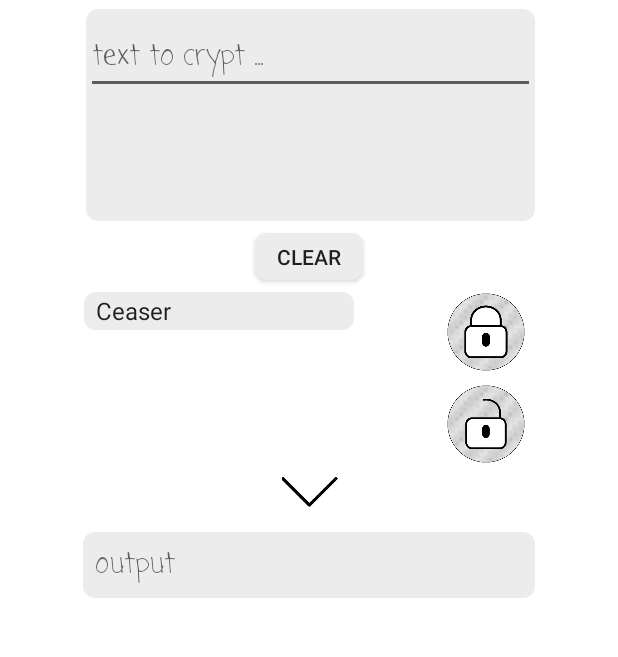
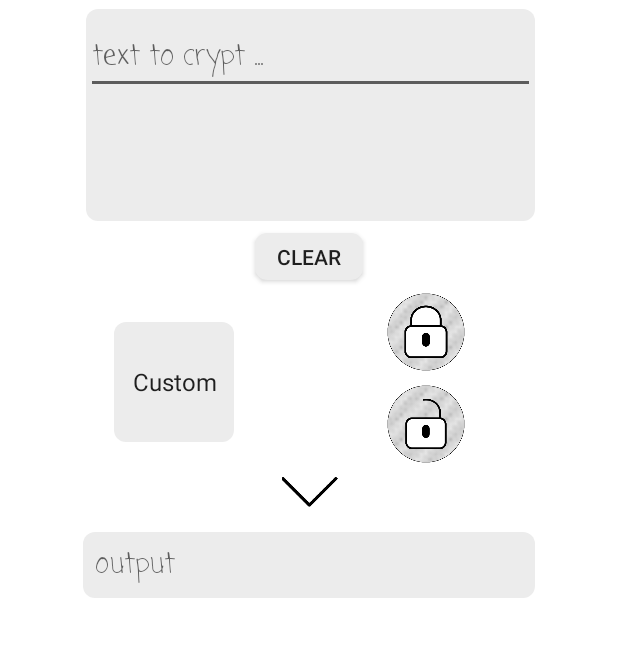
Before and after one commit to WeCyberFacility/CryptoLab, an Android app: the screen it shows after launch (MainActivity), on a phone screen of 412 x 824 dp, the part 197-854 px from its top. Run offline under Robolectric (Android 15) with nearby library versions, the phone set to English and light mode, and no system bars.

Commit message:
key adden Funktionalität eingebaut!lllosadsd

```diff
--- a/app/src/main/java/com/qooplite/alpay/cryptolab/MainActivity.java
+++ b/app/src/main/java/com/qooplite/alpay/cryptolab/MainActivity.java
@@ -57,14 +57,8 @@ MainActivity extends AppCompatActivity {
         ausgabeLayout = findViewById(R.id.constraintLayoutout);
 
 
-        Spinner spinner = new Spinner(this);
-        ArrayAdapter<Key> spinnerArrayAdapter = new ArrayAdapter<Key>
-                (this, android.R.layout.simple_spinner_item, loadSharedPreferencesLogList(getApplicationContext())
-                        ); //selected item will look like a spinner set from XML
-        spinnerArrayAdapter.setDropDownViewResource(android.R.layout
-                .simple_spinner_dropdown_item);
-        spinner.setAdapter(spinnerArrayAdapter);
 
+      spinnerUpdaten();
 
         clrBtn.setOnClickListener(new View.OnClickListener() {
             @Override
@@ -161,6 +155,28 @@ MainActivity extends AppCompatActivity {
 
 
 
+
+    public void spinnerUpdaten() {
+
+        String[] keys = new String[loadSharedPreferencesLogList(getApplicationContext()).size() + 1];
+
+        for(int t= 0; t<keys.length-1; t++) {
+
+            keys[t] = loadSharedPreferencesLogList(getApplicationContext()).get(t).getName();
+
+        }
+
+        keys[loadSharedPreferencesLogList(getApplicationContext()).size()] = "Custom";
+
+
+        ArrayAdapter<String> spinnerArrayAdapter = new ArrayAdapter<String>
+                (this, android.R.layout.simple_spinner_item, keys
+                ); //selected item will look like a spinner set from XML
+        spinnerArrayAdapter.setDropDownViewResource(android.R.layout
+                .simple_spinner_dropdown_item);
+        schluesselAuswahl.setAdapter(spinnerArrayAdapter);
+
+    }
 
 
 
--- a/app/src/main/res/layout/activity_main.xml
+++ b/app/src/main/res/layout/activity_main.xml
@@ -64,12 +64,14 @@
 
             <Spinner
                 android:id="@+id/schluesselauswahl"
-                android:layout_width="180dp"
-                android:layout_height="25dp"
-                android:layout_marginStart="56dp"
-                android:layout_marginTop="8dp"
+                android:layout_width="80dp"
+                android:layout_height="80dp"
+                android:layout_marginStart="76dp"
+                android:layout_marginTop="28dp"
+                android:background="@drawable/roundedbuttonweis"
                 android:entries="@array/Cryptoverfahren"
-                android:background="@drawable/roundedbuttonweis"
+
+                android:textAlignment="center"
                 app:layout_constraintStart_toStartOf="parent"
                 app:layout_constraintTop_toBottomOf="@+id/clrbtn" />
 
```
